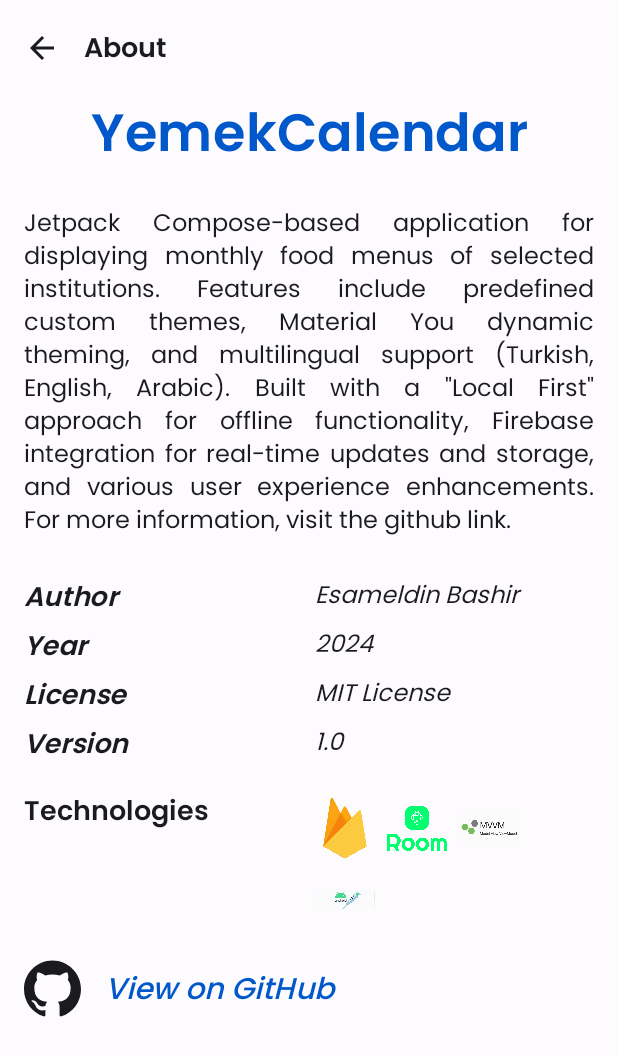
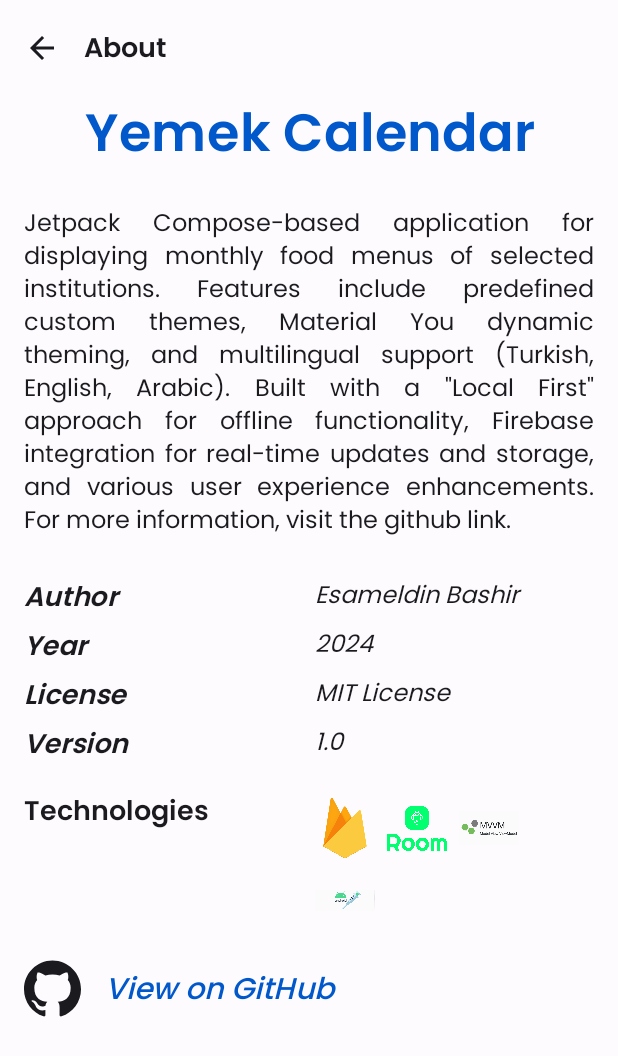
Before and after one commit to esammahdi/YemekCalendar, an Android app built with Jetpack Compose: the AboutScreen screen opened through its navigation route, on a phone screen of 412 x 824 dp. Shown: the top 1056 px of the screen. Run offline under Robolectric (Android 15) with nearby library versions, the phone set to English and light mode, and no system bars; our stand-ins replace Dagger/Hilt's generated code.

Commit message:
Modified the app name to be `Yemek Calendar` instead of `YemekCalendar` .

```diff
--- a/app/src/main/res/values/strings.xml
+++ b/app/src/main/res/values/strings.xml
@@ -1,6 +1,6 @@
 <?xml version="1.0" encoding="utf-8"?>
 <resources>
-    <string name="app_name">YemekCalendar</string>
+    <string name="app_name">Yemek Calendar</string>
     <string name="about_screen_title">About</string>
     <string name="logout_dialog_message">You have been logged out.
         Redirecting to Login Screen…</string>
```
Also changed, not shown: 2 other files.
